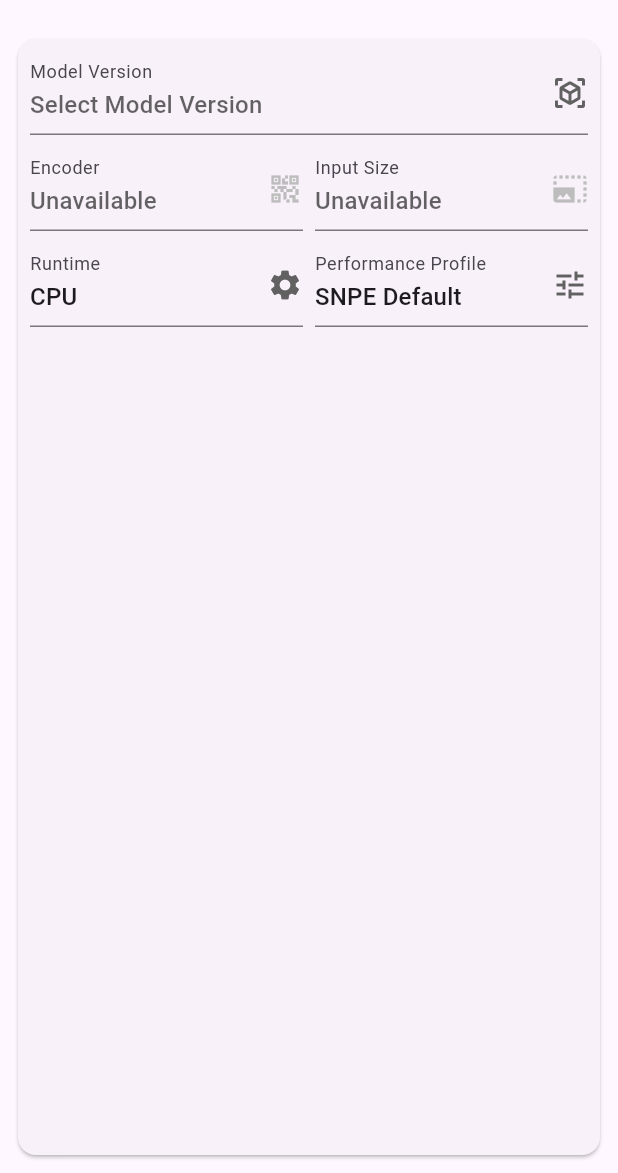
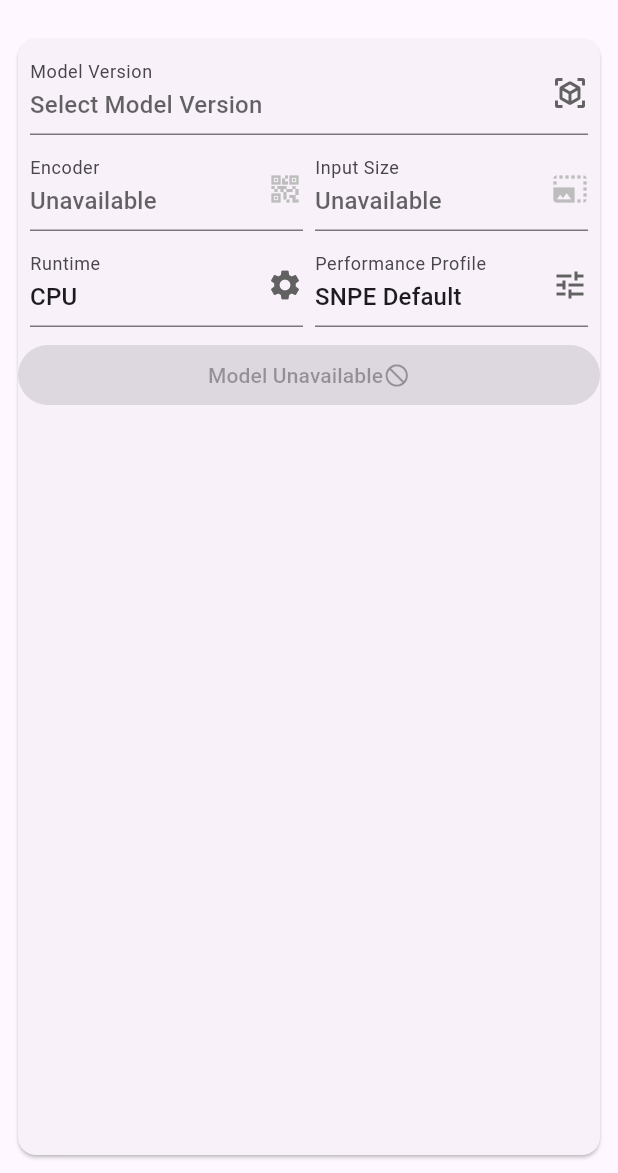
Before and after one commit to Alexandre2006/SNPE_Depth_Anything, a Flutter app: the screen it shows after launch, on a phone screen of 412 x 824 dp, the part 63-1236 px from its top. Run offline on Flutter 3.47's test engine with Material 3 defaults, Android fonts, the phone set to English and light mode, and no system bars.

Commit message:
Added model run button, loading model names from models dir instead of fixed data

```diff
--- a/lib/views/home.dart
+++ b/lib/views/home.dart
@@ -1,4 +1,5 @@
 import 'package:flutter/material.dart';
+import 'package:snpe_depth_anything/widgets/model_button.dart';
 import 'package:snpe_depth_anything/widgets/model_config.dart';
 
 class HomeScreen extends StatefulWidget {
@@ -9,6 +10,17 @@ class HomeScreen extends StatefulWidget {
 }
 
 class _HomeScreenState extends State<HomeScreen> {
+  ModelConfigurationController controller = ModelConfigurationController();
+
+  @override
+  void initState() {
+    // Scan for models
+    controller.getAvailableModels().whenComplete(() => setState(() {}));
+
+    // TODO: implement initState
+    super.initState();
+  }
+
   @override
   Widget build(BuildContext context) {
     return Scaffold(
@@ -21,8 +33,8 @@ class _HomeScreenState extends State<HomeScreen> {
           child: Card(
             child: Column(
               children: [
-                ModelConfigurationWidget(
-                    controller: ModelConfigurationController())
+                ModelConfigurationWidget(controller: controller),
+                ModelLoadButton(isEnabled: controller.modelPath != null)
               ],
             ),
           ),
--- /dev/null
+++ b/lib/widgets/model_button.dart
@@ -0,0 +1,21 @@
+import 'package:flutter/material.dart';
+
+class ModelLoadButton extends StatelessWidget {
+  const ModelLoadButton({super.key, required this.isEnabled});
+  final bool isEnabled;
+
+  @override
+  Widget build(BuildContext context) {
+    return FilledButton(
+      // Primary button
+      onPressed: isEnabled ? () {} : null,
+      child: Row(
+        mainAxisAlignment: MainAxisAlignment.center,
+        children: [
+          isEnabled ? Text("Run Model") : Text("Model Unavailable"),
+          isEnabled ? Icon(Icons.play_arrow) : Icon(Icons.do_not_disturb)
+        ],
+      ),
+    );
+  }
+}
```
Also changed, not shown: 1 other file.
